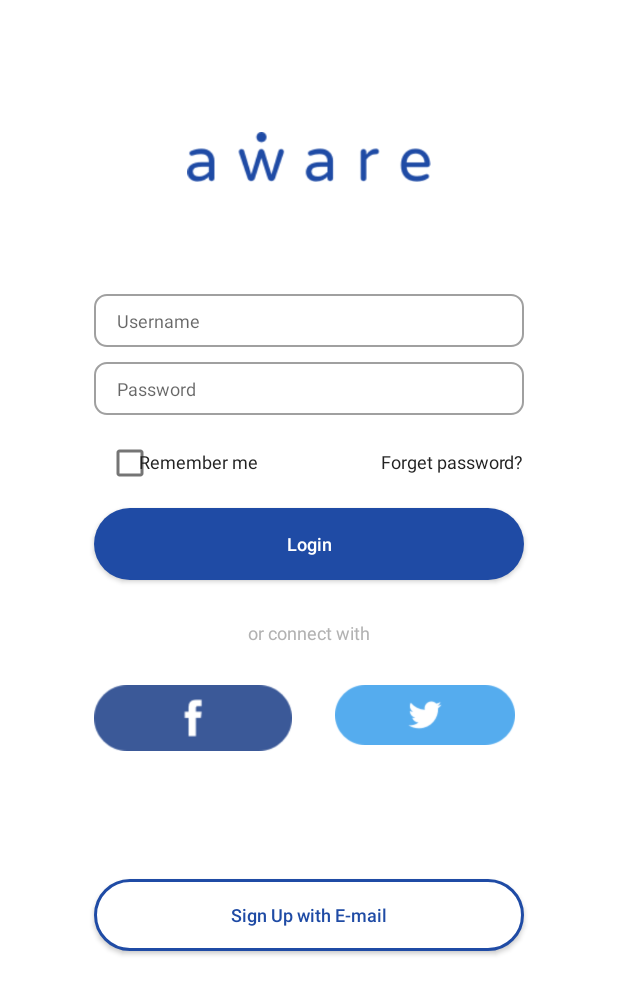
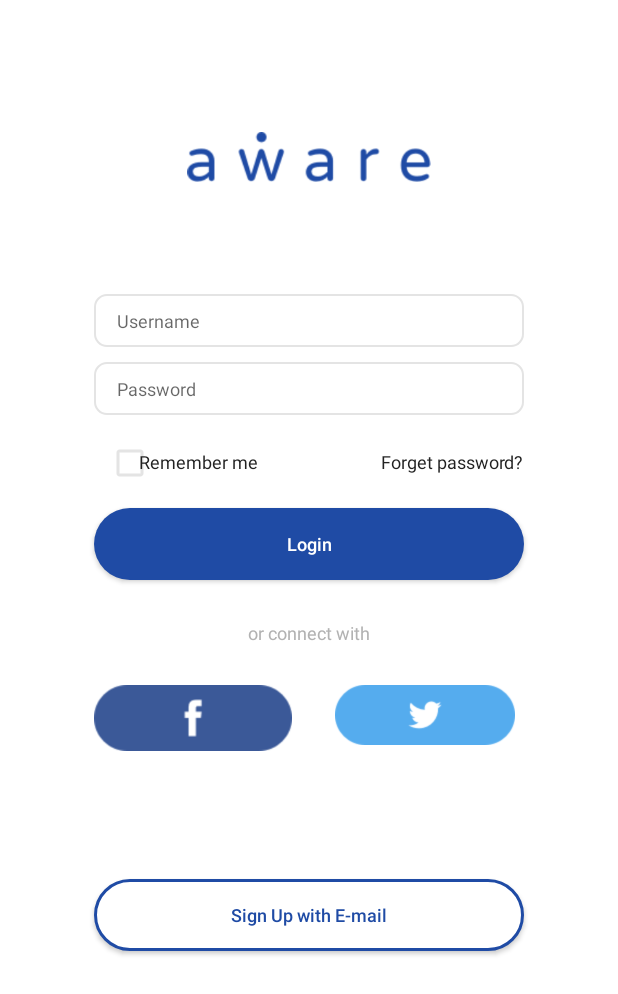
Before and after one commit to zycsustc/AndroidJunior, an Android app: the LoginActivity screen opened directly, with no data from a screen before it, on a phone screen of 412 x 824 dp. Shown: the top 994 px of the screen. Run offline under Robolectric (Android 15) with nearby library versions, the phone set to English and light mode, and no system bars.

Commit message:
[yichi][feat] extract some common used colors and change checkbox border color

```diff
--- a/app/src/main/res/drawable/edit_text_border.xml
+++ b/app/src/main/res/drawable/edit_text_border.xml
@@ -9,5 +9,5 @@
         android:topRightRadius="@dimen/edit_text_border_radius" />
     <stroke
         android:width="1dp"
-        android:color="@color/gray" />
+        android:color="@color/light_gray" />
 </shape>
--- a/app/src/main/res/layout/activity_login.xml
+++ b/app/src/main/res/layout/activity_login.xml
@@ -30,7 +30,7 @@
         android:hint="@string/username"
         android:inputType="text"
         android:paddingHorizontal="15dp"
-        android:textColor="#e4e4e4"
+        android:textColor="@color/light_gray"
         android:textSize="12sp"
         app:layout_constraintEnd_toEndOf="parent"
         app:layout_constraintStart_toStartOf="parent"
@@ -47,7 +47,7 @@
         android:hint="@string/password"
         android:inputType="textPassword"
         android:paddingHorizontal="15dp"
-        android:textColor="#e4e4e4"
+        android:textColor="@color/light_gray"
         android:textSize="12sp"
         app:layout_constraintEnd_toEndOf="parent"
         app:layout_constraintStart_toStartOf="parent"
@@ -59,6 +59,7 @@
         android:layout_height="wrap_content"
         android:layout_marginStart="@dimen/horizontal_margin"
         android:layout_marginTop="8dp"
+        android:buttonTint="@color/light_gray"
         app:layout_constraintStart_toStartOf="parent"
         app:layout_constraintTop_toBottomOf="@+id/edit_text_password" />
 
--- a/app/src/main/res/values/colors.xml
+++ b/app/src/main/res/values/colors.xml
@@ -9,4 +9,5 @@
     <color name="white">#FFFFFFFF</color>
     <color name="gray">#FFA0A0A0</color>
     <color name="navy_blue">#FF1F4BA5</color>
+    <color name="light_gray">#e4e4e4</color>
 </resources>
```
Also changed, not shown: 20 other files.
